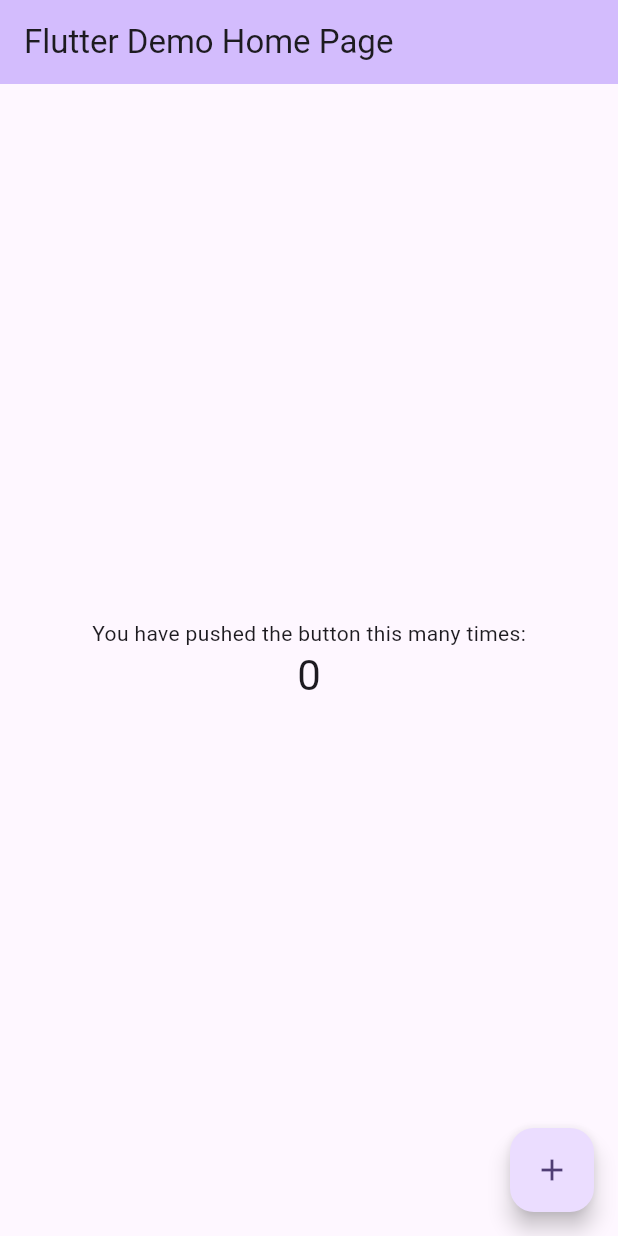
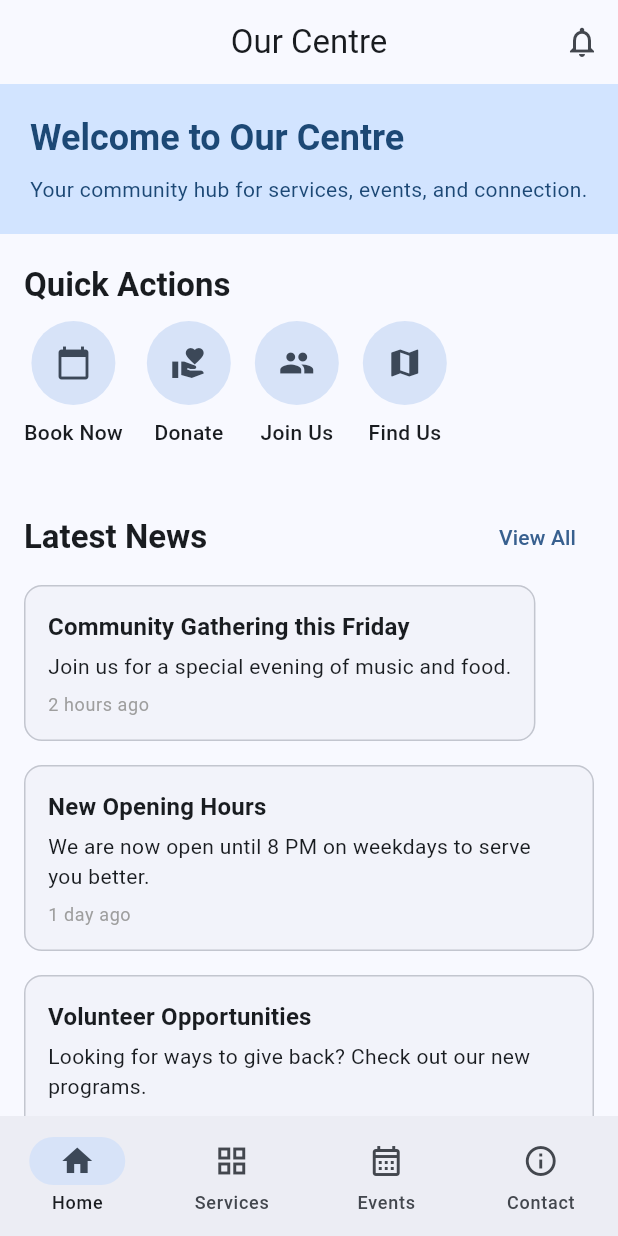
Before and after one commit to could-ai/019ae2e9-4548-7e2c-a1d3-2769f38dfe33, a Flutter app: the screen it shows after launch, on a phone screen of 412 x 824 dp. Run offline on Flutter 3.47's test engine with Material 3 defaults, Android fonts, the phone set to English and light mode, and no system bars.

Commit message:
Updated main.dart to set app title to 'Our Centre', configured a professional blue theme, and implemented a bottom navigation structure with 4 main tabs: Home, Services, Events, and Contact.; Created HomeScreen with a welcome banner, quick action buttons (Book, Donate, Join, Find), and a news feed section.; Created ServicesScreen displaying a grid of available services (Child Care, Fitness, Library, etc.) with icons and descriptions.; Created EventsScreen showing a list of upcoming events with date badges and details.; Created ContactScreen with a map placeholder, contact details list (Address, Phone, Email, Hours), and a 'Send Message' button.

```diff
--- a/usr/lib/main.dart
+++ b/usr/lib/main.dart
@@ -1,123 +1,90 @@
 import 'package:flutter/material.dart';
+import 'screens/home_screen.dart';
+import 'screens/services_screen.dart';
+import 'screens/events_screen.dart';
+import 'screens/contact_screen.dart';
 
 void main() {
-  runApp(const MyApp());
+  runApp(const OurCentreApp());
 }
 
-class MyApp extends StatelessWidget {
-  const MyApp({super.key});
+class OurCentreApp extends StatelessWidget {
+  const OurCentreApp({super.key});
 
-  // This widget is the root of your application.
   @override
   Widget build(BuildContext context) {
     return MaterialApp(
-      title: 'Flutter Demo',
+      title: 'Our Centre',
       debugShowCheckedModeBanner: false,
       theme: ThemeData(
-        // This is the theme of your application.
-        //
-        // TRY THIS: Try running your application with "flutter run". You'll see
-        // the application has a purple toolbar. Then, without quitting the app,
-        // try changing the seedColor in the colorScheme below to Colors.green
-        // and then invoke "hot reload" (save your changes or press the "hot
-        // reload" button in a Flutter-supported IDE, or press "r" if you used
-        // the command line to start the app).
-        //
-        // Notice that the counter didn't reset back to zero; the application
-        // state is not lost during the reload. To reset the state, use hot
-        // restart instead.
-        //
-        // This works for code too, not just values: Most code changes can be
-        // tested with just a hot reload.
-        colorScheme: ColorScheme.fromSeed(seedColor: Colors.deepPurple),
+        colorScheme: ColorScheme.fromSeed(seedColor: const Color(0xFF005696)), // Professional Blue
+        useMaterial3: true,
+        appBarTheme: const AppBarTheme(
+          centerTitle: true,
+          elevation: 0,
+        ),
       ),
       initialRoute: '/',
       routes: {
-        '/': (context) => const MyHomePage(title: 'Flutter Demo Home Page'),
+        '/': (context) => const MainNavigationScaffold(),
       },
     );
   }
 }
 
-class MyHomePage extends StatefulWidget {
-  const MyHomePage({super.key, required this.title});
-
-  // This widget is the home page of your application. It is stateful, meaning
-  // that it has a State object (defined below) that contains fields that affect
-  // how it looks.
-
-  // This class is the configuration for the state. It holds the values (in this
-  // case the title) provided by the parent (in this case the App widget) and
-  // used by the build method of the State. Fields in a Widget subclass are
-  // always marked "final".
-
-  final String title;
+class MainNavigationScaffold extends StatefulWidget {
+  const MainNavigationScaffold({super.key});
 
   @override
-  State<MyHomePage> createState() => _MyHomePageState();
+  State<MainNavigationScaffold> createState() => _MainNavigationScaffoldState();
 }
 
-class _MyHomePageState extends State<MyHomePage> {
-  int _counter = 0;
+class _MainNavigationScaffoldState extends State<MainNavigationScaffold> {
+  int _selectedIndex = 0;
 
-  void _incrementCounter() {
+  final List<Widget> _screens = [
+    const HomeScreen(),
+    const ServicesScreen(),
+    const EventsScreen(),
+    const ContactScreen(),
+  ];
+
+  void _onItemTapped(int index) {
     setState(() {
-      // This call to setState tells the Flutter framework that something has
-      // changed in this State, which causes it to rerun the build method below
-      // so that the display can reflect the updated values. If we changed
-      // _counter without calling setState(), then the build method would not be
-      // called again, and so nothing would appear to happen.
-      _counter++;
+      _selectedIndex = index;
     });
   }
 
   @override
   Widget build(BuildContext context) {
-    // This method is rerun every time setState is called, for instance as done
-    // by the _incrementCounter method above.
-    //
-    // The Flutter framework has been optimized to make rerunning build methods
-    // fast, so that you can just rebuild anything that needs updating rather
-    // than having to individually change instances of widgets.
     return Scaffold(
-      appBar: AppBar(
-        // TRY THIS: Try changing the color here to a specific color (to
-        // Colors.amber, perhaps?) and trigger a hot reload to see the AppBar
-        // change color while the other colors stay the same.
-        backgroundColor: Theme.of(context).colorScheme.inversePrimary,
-        // Here we take the value from the MyHomePage object that was created by
-        // the App.build method, and use it to set our appbar title.
-        title: Text(widget.title),
+      body: _screens[_selectedIndex],
+      bottomNavigationBar: NavigationBar(
+        selectedIndex: _selectedIndex,
+        onDestinationSelected: _onItemTapped,
+        destinations: const <NavigationDestination>[
+          NavigationDestination(
+            icon: Icon(Icons.home_outlined),
+            selectedIcon: Icon(Icons.home),
+            label: 'Home',
+          ),
+          NavigationDestination(
+            icon: Icon(Icons.grid_view_outlined),
+            selectedIcon: Icon(Icons.grid_view),
+            label: 'Services',
+          ),
+          NavigationDestination(
+            icon: Icon(Icons.calendar_month_outlined),
+            selectedIcon: Icon(Icons.calendar_month),
+            label: 'Events',
+          ),
+          NavigationDestination(
+            icon: Icon(Icons.info_outline),
+            selectedIcon: Icon(Icons.info),
+            label: 'Contact',
+          ),
+        ],
       ),
-      body: Center(
-        // Center is a layout widget. It takes a single child and positions it
-        // in the middle of the parent.
-        child: Column(
-          // Column is also a layout widget. It takes a list of children and
-          // arranges them vertically. By default, it sizes itself to fit its
-          // children horizontally, and tries to be as tall as its parent.
-          //
-          // Column has various properties to control how it sizes itself and
-          // how it positions its children. Here we use mainAxisAlignment to
-          // center the children vertically; the main axis here is the vertical
-          // axis because Columns are vertical (the cross axis would be
-          // horizontal).
-          //
-          // TRY THIS: Invoke "debug painting" (choose the "Toggle Debug Paint"
-          // action in the IDE, or press "p" in the console), to see the
-          // wireframe for each widget.
-          mainAxisAlignment: MainAxisAlignment.center,
-          children: <Widget>[
-            const Text('You have pushed the button this many times:'),
-            Text('$_counter', style: Theme.of(context).textTheme.headlineMedium),
-          ],
-        ),
-      ),
-      floatingActionButton: FloatingActionButton(
-        onPressed: _incrementCounter,
-        tooltip: 'Increment',
-        child: const Icon(Icons.add),
-      ), // This trailing comma makes auto-formatting nicer for build methods.
     );
   }
 }
--- /dev/null
+++ b/usr/lib/screens/home_screen.dart
@@ -0,0 +1,166 @@
+import 'package:flutter/material.dart';
+
+class HomeScreen extends StatelessWidget {
+  const HomeScreen({super.key});
+
+  @override
+  Widget build(BuildContext context) {
+    return Scaffold(
+      appBar: AppBar(
+        title: const Text('Our Centre'),
+        actions: [
+          IconButton(
+            icon: const Icon(Icons.notifications_outlined),
+            onPressed: () {},
+          ),
+        ],
+      ),
+      body: SingleChildScrollView(
+        child: Column(
+          crossAxisAlignment: CrossAxisAlignment.start,
+          children: [
+            // Welcome Banner
+            Container(
+              width: double.infinity,
+              padding: const EdgeInsets.all(20),
+              color: Theme.of(context).colorScheme.primaryContainer,
+              child: Column(
+                crossAxisAlignment: CrossAxisAlignment.start,
+                children: [
+                  Text(
+                    'Welcome to Our Centre',
+                    style: Theme.of(context).textTheme.headlineSmall?.copyWith(
+                          fontWeight: FontWeight.bold,
+                          color: Theme.of(context).colorScheme.onPrimaryContainer,
+                        ),
+                  ),
+                  const SizedBox(height: 8),
+                  Text(
+                    'Your community hub for services, events, and connection.',
+                    style: Theme.of(context).textTheme.bodyMedium?.copyWith(
+                          color: Theme.of(context).colorScheme.onPrimaryContainer,
+                        ),
+                  ),
+                ],
+              ),
+            ),
+
+            const SizedBox(height: 20),
+
+            // Quick Actions
+            Padding(
+              padding: const EdgeInsets.symmetric(horizontal: 16.0),
+              child: Text(
+                'Quick Actions',
+                style: Theme.of(context).textTheme.titleLarge?.copyWith(fontWeight: FontWeight.bold),
+              ),
+            ),
+            const SizedBox(height: 10),
+            SizedBox(
+              height: 100,
+              child: ListView(
+                scrollDirection: Axis.horizontal,
+                padding: const EdgeInsets.symmetric(horizontal: 16),
+                children: [
+                  _buildQuickAction(context, Icons.calendar_today, 'Book Now'),
+                  _buildQuickAction(context, Icons.volunteer_activism, 'Donate'),
+                  _buildQuickAction(context, Icons.group, 'Join Us'),
+                  _buildQuickAction(context, Icons.map, 'Find Us'),
+                ],
+              ),
+            ),
+
+            const SizedBox(height: 20),
+
+            // Latest News / Announcements
+            Padding(
+              padding: const EdgeInsets.symmetric(horizontal: 16.0),
+              child: Row(
+                mainAxisAlignment: MainAxisAlignment.spaceBetween,
+                children: [
+                  Text(
+                    'Latest News',
+                    style: Theme.of(context).textTheme.titleLarge?.copyWith(fontWeight: FontWeight.bold),
+                  ),
+                  TextButton(onPressed: (){}, child: const Text('View All')),
+                ],
+              ),
+            ),
+
+            _buildNewsCard(
+              context,
+              'Community Gathering this Friday',
+              'Join us for a special evening of music and food.',
+              '2 hours ago',
+            ),
+            _buildNewsCard(
+              context,
+              'New Opening Hours',
+              'We are now open until 8 PM on weekdays to serve you better.',
+              '1 day ago',
+            ),
+            _buildNewsCard(
+              context,
+              'Volunteer Opportunities',
+              'Looking for ways to give back? Check out our new programs.',
+              '3 days ago',
+            ),
+          ],
+        ),
+      ),
+    );
+  }
+
+  Widget _buildQuickAction(BuildContext context, IconData icon, String label) {
+    return Container(
+      margin: const EdgeInsets.only(right: 16),
+      child: Column(
+        children: [
+          Container(
+            padding: const EdgeInsets.all(16),
+            decoration: BoxDecoration(
+              color: Theme.of(context).colorScheme.secondaryContainer,
+              shape: BoxShape.circle,
+            ),
+            child: Icon(
+              icon,
+              color: Theme.of(context).colorScheme.onSecondaryContainer,
+            ),
+          ),
+          const SizedBox(height: 8),
+          Text(label, style: const TextStyle(fontWeight: FontWeight.w500)),
+        ],
+      ),
+    );
+  }
+
+  Widget _buildNewsCard(BuildContext context, String title, String subtitle, String time) {
+    return Card(
+      margin: const EdgeInsets.symmetric(horizontal: 16, vertical: 8),
+      elevation: 0,
+      shape: RoundedRectangleBorder(
+        side: BorderSide(color: Theme.of(context).colorScheme.outlineVariant),
+        borderRadius: BorderRadius.circular(12),
+      ),
+      child: Padding(
+        padding: const EdgeInsets.all(16.0),
+        child: Column(
+          crossAxisAlignment: CrossAxisAlignment.start,
+          children: [
+            Text(
+              title,
+              style: Theme.of(context).textTheme.titleMedium?.copyWith(fontWeight: FontWeight.bold),
+            ),
+            const SizedBox(height: 4),
+            Text(subtitle),
+            const SizedBox(height: 8),
+            Text(
+              time,
+              style: Theme.of(context).textTheme.bodySmall?.copyWith(color: Colors.grey),
+            ),
+          ],
+        ),
+      ),
+    );
+  }
+}
```
Also changed, not shown: usr/lib/screens/contact_screen.dart (added, +110 -0 lines), usr/lib/screens/events_screen.dart (added, +92 -0 lines), usr/lib/screens/services_screen.dart (added, +73 -0 lines).
